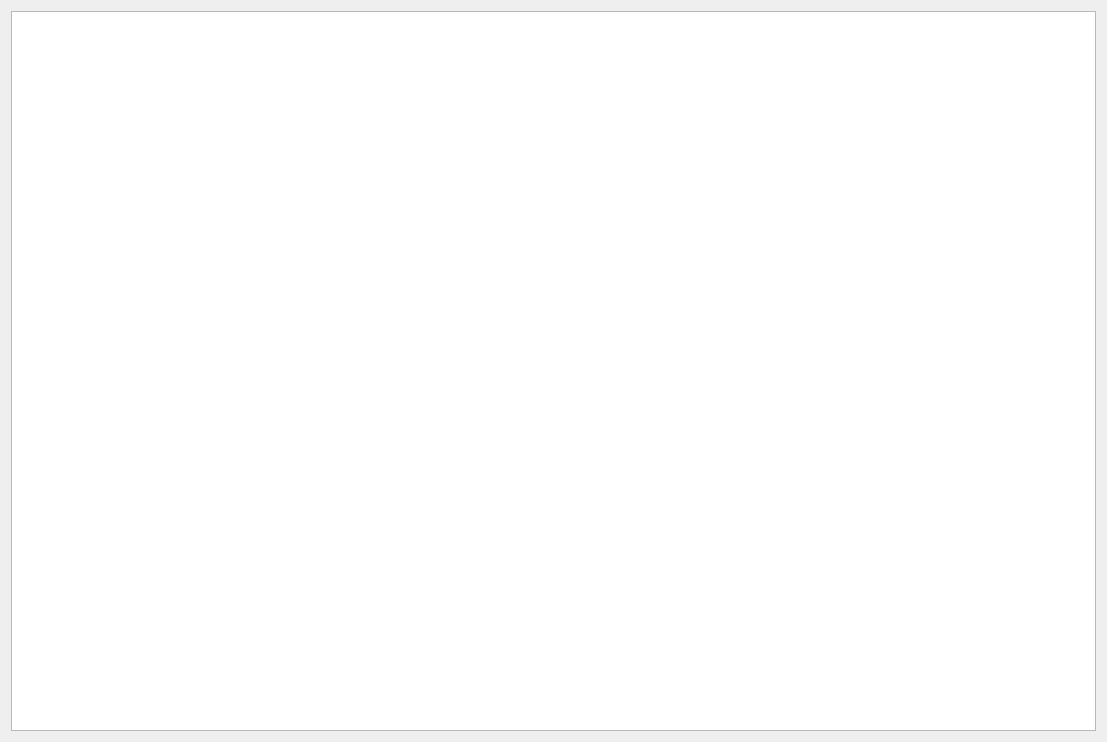
Old version of the form ui/TaskOutputDialog.ui in the repository penglecn/ChiaTools.
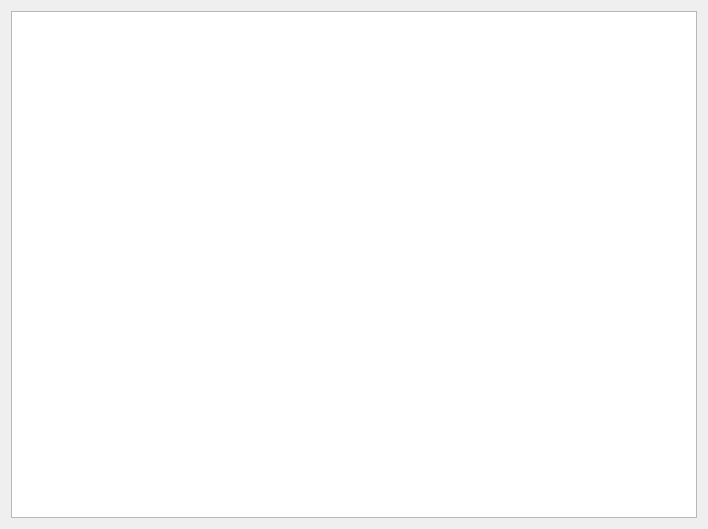
New version of the form.

Commit message: 日志输出对话框可以最大化

```diff
--- a/ui/TaskOutputDialog.ui
+++ b/ui/TaskOutputDialog.ui
@@ -6,8 +6,8 @@
    <rect>
     <x>0</x>
     <y>0</y>
-    <width>1107</width>
-    <height>742</height>
+    <width>708</width>
+    <height>529</height>
    </rect>
   </property>
   <property name="windowTitle">
```
Left out of the diff: 6 changed lines with no effect on the pictures. The commit also changes 2 other files.
